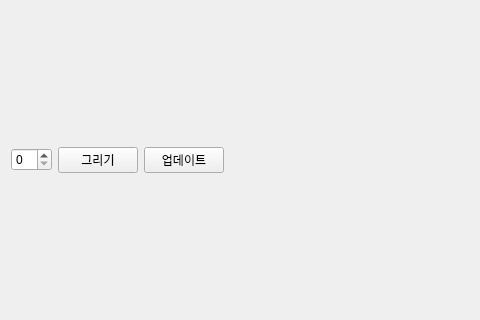
Old version of the form mainwindow.ui in the repository hajunsong/DataPlot; both pictures show x 0 to 480 and y 116 to 436 of the 1199 by 558 pixel window.
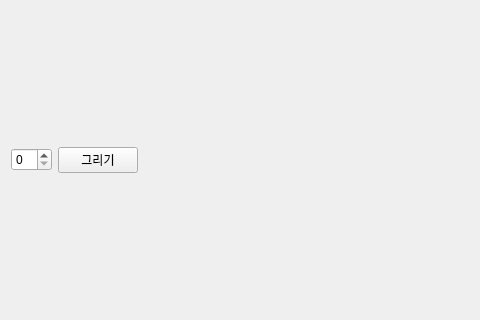
New version of the form.

Commit message: single plot complete

Diff of the .ui file:
```diff
--- a/mainwindow.ui
+++ b/mainwindow.ui
@@ -30,13 +30,6 @@
         </property>
        </widget>
       </item>
-      <item>
-       <widget class="QPushButton" name="btnUpdate">
-        <property name="text">
-         <string>업데이트</string>
-        </property>
-       </widget>
-      </item>
       <item>
        <spacer name="horizontalSpacer">
         <property name="orientation">
```
Left out of the diff: 6 changed lines with no effect on the pictures. The commit also changes 2 other files.
